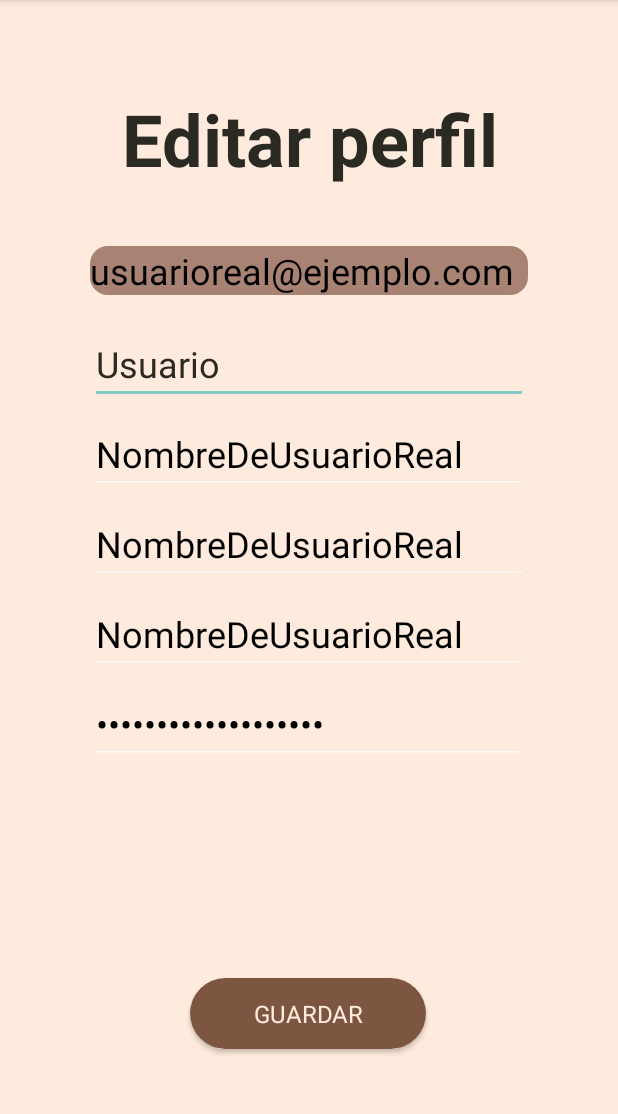
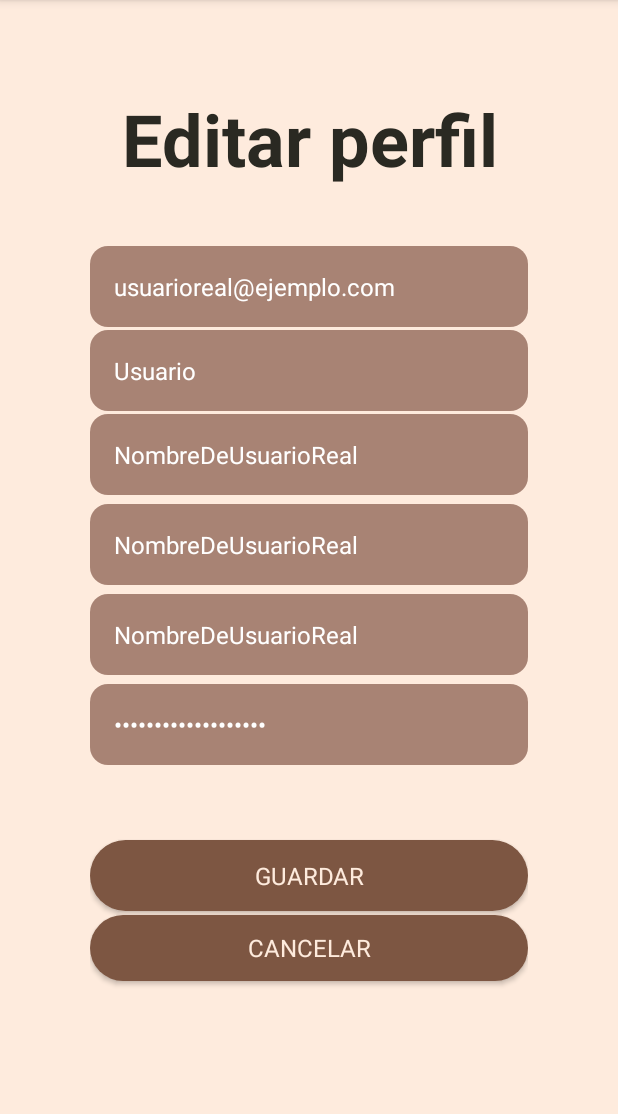
Before and after one commit to ISPC-TSDW/Libroteka.app, an Android app: the EditProfileActivity screen opened directly, with no data from a screen before it, on a phone screen of 412 x 824 dp, the part 84-1198 px from its top. Run offline under Robolectric (Android 15) with nearby library versions, the phone set to English and light mode, and no system bars; Roboto replaces fonts that are not available here; 1 statement that could not run was skipped.

Commit message:
armonizacion front

```diff
--- a/app/src/main/res/layout/activity_edit_profile.xml
+++ b/app/src/main/res/layout/activity_edit_profile.xml
@@ -26,19 +26,21 @@
         android:id="@+id/etEditarUsuario"
         android:layout_width="0dp"
         android:layout_height="wrap_content"
-        android:layout_marginTop="156dp"
+        android:background="@drawable/formtext"
         android:fontFamily="@font/roboto"
         android:hint="Usuario"
         android:inputType="textPersonName"
-        android:textColor="@android:color/black"
+        android:padding="16dp"
+        android:textColor="@color/white"
         android:textColorHighlight="@color/black"
-        android:textColorHint="@color/bark"
+        android:textColorHint="@color/white"
         android:textColorLink="@color/bark"
-        android:textSize="24sp"
+        android:textSize="16sp"
+        app:layout_constraintBottom_toTopOf="@+id/etEditarNombre"
         app:layout_constraintEnd_toEndOf="parent"
         app:layout_constraintHorizontal_bias="0.0"
         app:layout_constraintStart_toStartOf="parent"
-        app:layout_constraintTop_toTopOf="parent" />
+        app:layout_constraintTop_toBottomOf="@+id/etEditarCorreo" />
 
     <EditText
         android:id="@+id/etEditarNombre"
@@ -48,15 +50,17 @@
         android:fontFamily="@font/roboto"
         android:hint="Nombre"
         android:inputType="textPersonName"
-        android:textColor="@android:color/black"
+        android:textColor="@color/white"
+        android:textColorHint="@color/white"
+        android:textSize="16sp"
+        android:padding="16dp"
         android:textColorHighlight="@color/black"
-        android:textColorHint="@color/bark"
         android:textColorLink="@color/bark"
-        android:textSize="24sp"
         app:layout_constraintEnd_toEndOf="parent"
         app:layout_constraintHorizontal_bias="0.0"
         app:layout_constraintStart_toStartOf="parent"
-        app:layout_constraintTop_toTopOf="parent" />
+        app:layout_constraintTop_toTopOf="parent"
+        android:background="@drawable/formtext"/>
 
     <EditText
         android:id="@+id/etEditarApellido"
@@ -66,15 +70,18 @@
         android:fontFamily="@font/roboto"
         android:hint="Apellido"
         android:inputType="textPersonName"
-        android:textColor="@android:color/black"
+        android:textColor="@color/white"
+        android:textColorHint="@color/white"
+        android:textSize="16sp"
+        android:padding="16dp"
         android:textColorHighlight="@color/black"
-        android:textColorHint="@color/bark"
         android:textColorLink="@color/bark"
-        android:textSize="24sp"
         app:layout_constraintEnd_toEndOf="parent"
         app:layout_constraintHorizontal_bias="0.0"
         app:layout_constraintStart_toStartOf="parent"
-        app:layout_constraintTop_toTopOf="parent" />
+        app:layout_constraintTop_toTopOf="parent"
+        android:background="@drawable/formtext"
+        />
 
     <EditText
         android:id="@+id/etEditarDNI"
@@ -84,15 +91,18 @@
         android:fontFamily="@font/roboto"
         android:hint="DNI"
         android:inputType="number"
-        android:textColor="@android:color/black"
+        android:textColor="@color/white"
+        android:textColorHint="@color/white"
+        android:textSize="16sp"
+        android:padding="16dp"
         android:textColorHighlight="@color/black"
-        android:textColorHint="@color/bark"
         android:textColorLink="@color/bark"
-        android:textSize="24sp"
         app:layout_constraintEnd_toEndOf="parent"
         app:layout_constraintHorizontal_bias="0.0"
         app:layout_constraintStart_toStartOf="parent"
-        app:layout_constraintTop_toTopOf="parent" />
+        app:layout_constraintTop_toTopOf="parent"
+        android:background="@drawable/formtext"
+        />
 
     <EditText
         android:id="@+id/etEditarContrasena"
@@ -102,15 +112,18 @@
         android:fontFamily="@font/roboto"
         android:hint="Contraseña"
         android:inputType="textPassword"
-        android:textColor="@android:color/black"
+        android:padding="16dp"
+        android:textColor="@color/white"
+        android:textColorHint="@color/white"
         android:textColorHighlight="@color/black"
-        android:textColorHint="@color/bark"
+        android:textSize="16sp"
         android:textColorLink="@color/bark"
-        android:textSize="24sp"
         app:layout_constraintEnd_toEndOf="parent"
         app:layout_constraintHorizontal_bias="0.0"
         app:layout_constraintStart_toStartOf="parent"
-        app:layout_constraintTop_toTopOf="parent" />
+        app:layout_constraintTop_toTopOf="parent"
+        android:background="@drawable/formtext"
+        />
 
     <EditText
         android:id="@+id/etEditarCorreo"
@@ -119,12 +132,13 @@
         android:layout_marginTop="104dp"
         android:fontFamily="@font/roboto"
         android:hint="Correo Electrónico"
+        android:padding="16dp"
+        android:textColor="@color/white"
+        android:textColorHint="@color/white"
         android:inputType="textEmailAddress"
-        android:textColor="@android:color/black"
         android:textColorHighlight="@color/black"
-        android:textColorHint="@color/bark"
+        android:textSize="16sp"
         android:textColorLink="@color/bark"
-        android:textSize="24sp"
         app:layout_constraintEnd_toEndOf="parent"
         app:layout_constraintHorizontal_bias="0.0"
         app:layout_constraintStart_toStartOf="parent"
@@ -137,8 +151,8 @@
         style="@style/buttonStyle"
         android:layout_width="match_parent"
         android:layout_height="44dp"
-        android:layout_marginTop="664dp"
-        android:layout_marginEnd="88dp"
+        android:layout_marginTop="550dp"
+
         android:text="@string/cancelar"
         android:textSize="16sp"
         app:layout_constraintEnd_toEndOf="parent"
@@ -149,10 +163,10 @@
     <Button
         android:id="@+id/saveButton"
         style="@style/buttonStyle"
-        android:layout_width="157dp"
+        android:layout_width="match_parent"
         android:layout_height="47dp"
-        android:layout_marginStart="64dp"
-        android:layout_marginTop="592dp"
+
+        android:layout_marginTop="500dp"
         android:text="@string/guardar"
         android:textSize="16sp"
         app:layout_constraintEnd_toEndOf="parent"
--- a/app/src/main/res/layout/activity_favoritos.xml
+++ b/app/src/main/res/layout/activity_favoritos.xml
@@ -11,6 +11,7 @@
         android:layout_width="match_parent"
         android:layout_height="match_parent"
         android:padding="16dp"
+        android:background="#FEEBDD"
         app:layout_constraintTop_toTopOf="parent"
         app:layout_constraintBottom_toBottomOf="parent"
         app:layout_constraintStart_toStartOf="parent"
```
